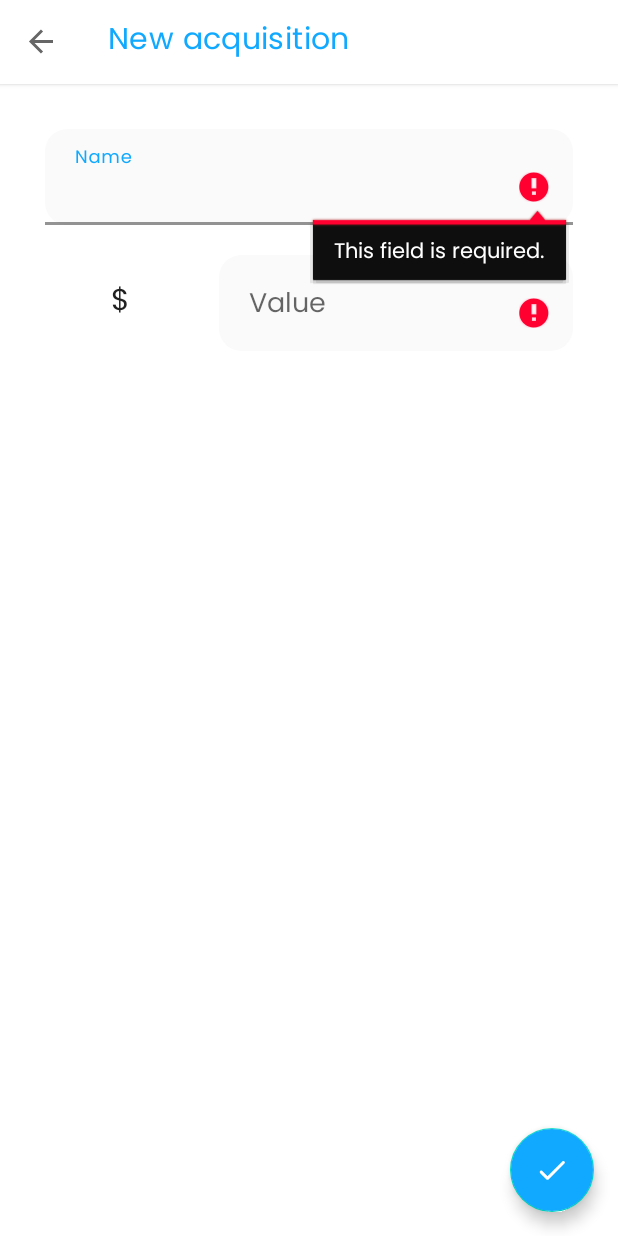
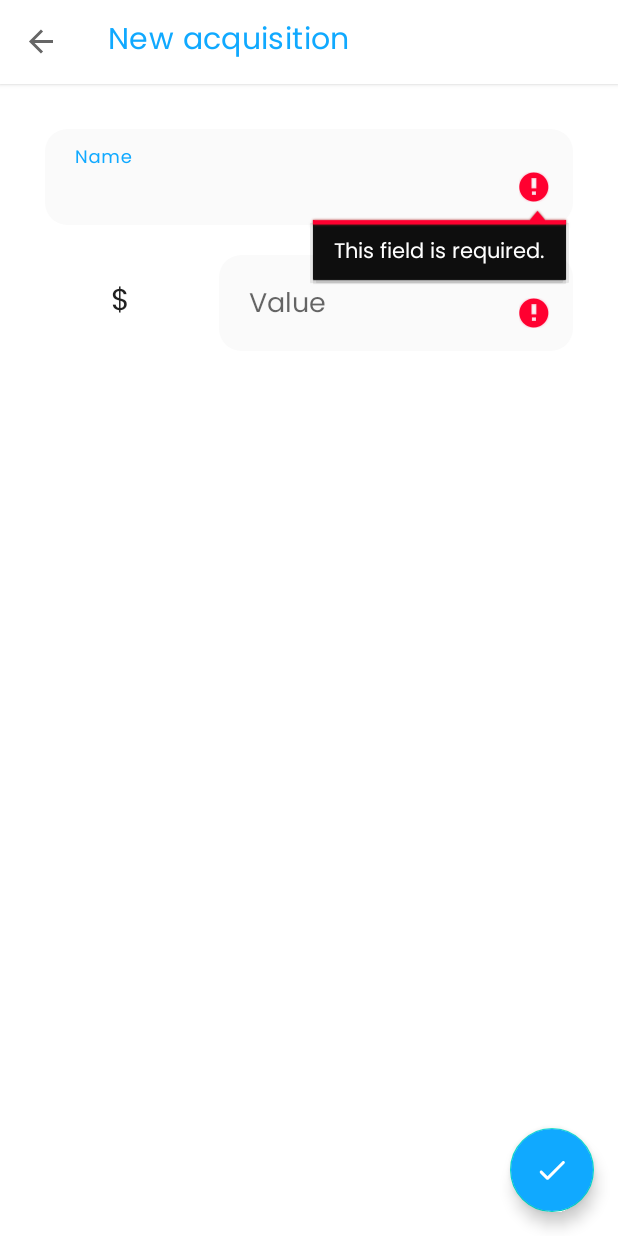
Before and after one commit to jeanbarrossilva/Laura, an Android app: the AcquisitionComposerFragment screen opened through its navigation route, after a tap on an icon or button, on a phone screen of 412 x 824 dp. Run offline under Robolectric (Android 15) with nearby library versions, the phone set to English and light mode, and no system bars; our stand-ins replace Room's generated code, navigation-ui; libraries missing offline, so code that uses them is left out: com.afollestad.materialdialogs, com.github.javiersantos.piracychecker; 6 statements that could not run were skipped.

Commit message:
Remove bottom borders from text fields

```diff
--- a/app/src/main/res/values/styles.xml
+++ b/app/src/main/res/values/styles.xml
@@ -60,6 +60,7 @@
         name="LauraTextInputLayout"
         parent="Widget.MaterialComponents.TextInputLayout.FilledBox">
         <item name="boxStrokeWidth">0dp</item>
+        <item name="boxStrokeWidthFocused">0dp</item>
         <item name="boxStrokeColor">@android:color/transparent</item>
         <item name="boxCornerRadiusTopStart">@dimen/lauraRadius</item>
         <item name="boxCornerRadiusTopEnd">@dimen/lauraRadius</item>
```
